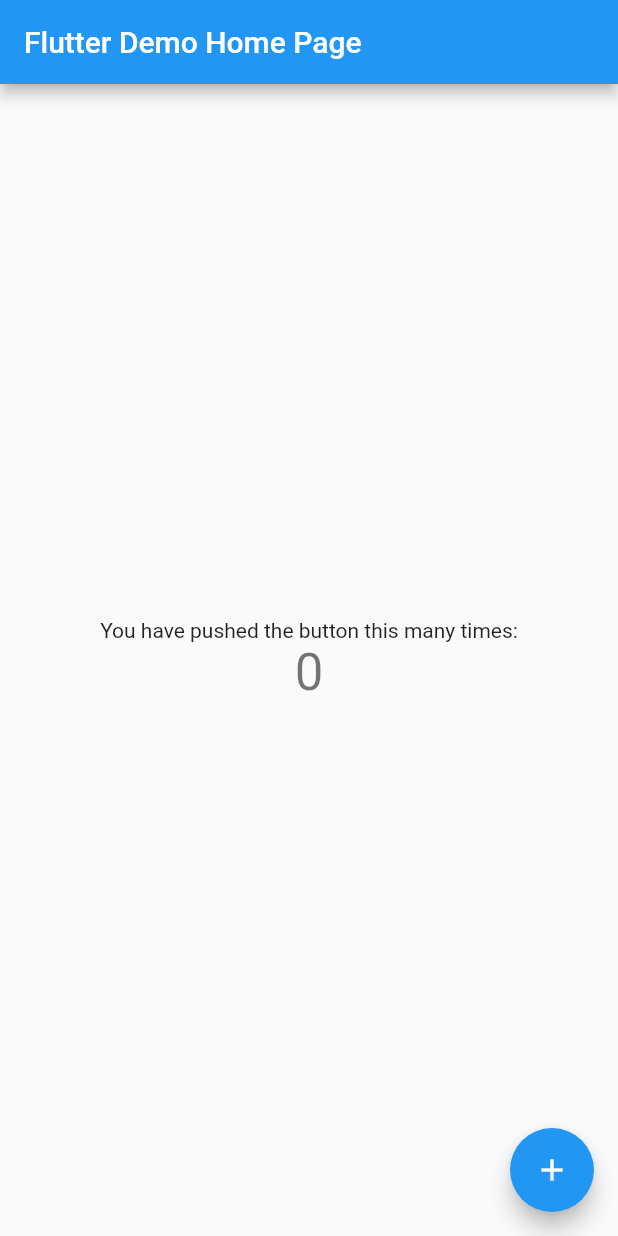
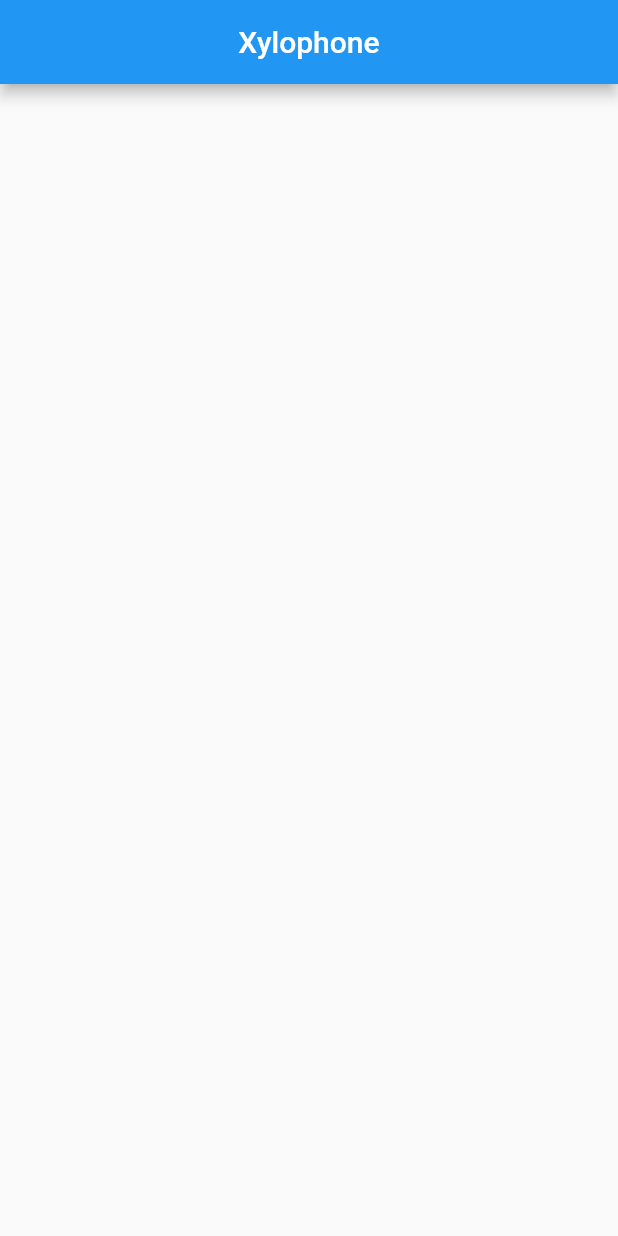
Before and after one commit to marufrobin/Xylophone, a Flutter app: the screen it shows after launch, on a phone screen of 412 x 824 dp. Run offline on Flutter 3.47's test engine with Material 2 defaults, Android fonts, the phone set to English and light mode, and no system bars.

Commit message:
adding title

```diff
--- a/lib/main.dart
+++ b/lib/main.dart
@@ -1,115 +1,19 @@
 import 'package:flutter/material.dart';
 
 void main() {
-  runApp(const MyApp());
+  runApp(Xylophone());
 }
 
-class MyApp extends StatelessWidget {
-  const MyApp({super.key});
-
-  // This widget is the root of your application.
+class Xylophone extends StatelessWidget {
   @override
   Widget build(BuildContext context) {
     return MaterialApp(
-      title: 'Flutter Demo',
-      theme: ThemeData(
-        // This is the theme of your application.
-        //
-        // Try running your application with "flutter run". You'll see the
-        // application has a blue toolbar. Then, without quitting the app, try
-        // changing the primarySwatch below to Colors.green and then invoke
-        // "hot reload" (press "r" in the console where you ran "flutter run",
-        // or simply save your changes to "hot reload" in a Flutter IDE).
-        // Notice that the counter didn't reset back to zero; the application
-        // is not restarted.
-        primarySwatch: Colors.blue,
+      home: Scaffold(
+        appBar: AppBar(
+          title: Text("Xylophone"),
+          centerTitle: true,
+        ),
       ),
-      home: const MyHomePage(title: 'Flutter Demo Home Page'),
     );
   }
 }
-
-class MyHomePage extends StatefulWidget {
-  const MyHomePage({super.key, required this.title});
-
-  // This widget is the home page of your application. It is stateful, meaning
-  // that it has a State object (defined below) that contains fields that affect
-  // how it looks.
-
-  // This class is the configuration for the state. It holds the values (in this
-  // case the title) provided by the parent (in this case the App widget) and
-  // used by the build method of the State. Fields in a Widget subclass are
-  // always marked "final".
-
-  final String title;
-
-  @override
-  State<MyHomePage> createState() => _MyHomePageState();
-}
-
-class _MyHomePageState extends State<MyHomePage> {
-  int _counter = 0;
-
-  void _incrementCounter() {
-    setState(() {
-      // This call to setState tells the Flutter framework that something has
-      // changed in this State, which causes it to rerun the build method below
-      // so that the display can reflect the updated values. If we changed
-      // _counter without calling setState(), then the build method would not be
-      // called again, and so nothing would appear to happen.
-      _counter++;
-    });
-  }
-
-  @override
-  Widget build(BuildContext context) {
-    // This method is rerun every time setState is called, for instance as done
-    // by the _incrementCounter method above.
-    //
-    // The Flutter framework has been optimized to make rerunning build methods
-    // fast, so that you can just rebuild anything that needs updating rather
-    // than having to individually change instances of widgets.
-    return Scaffold(
-      appBar: AppBar(
-        // Here we take the value from the MyHomePage object that was created by
-        // the App.build method, and use it to set our appbar title.
-        title: Text(widget.title),
-      ),
-      body: Center(
-        // Center is a layout widget. It takes a single child and positions it
-        // in the middle of the parent.
-        child: Column(
-          // Column is also a layout widget. It takes a list of children and
-          // arranges them vertically. By default, it sizes itself to fit its
-          // children horizontally, and tries to be as tall as its parent.
-          //
-          // Invoke "debug painting" (press "p" in the console, choose the
-          // "Toggle Debug Paint" action from the Flutter Inspector in Android
-          // Studio, or the "Toggle Debug Paint" command in Visual Studio Code)
-          // to see the wireframe for each widget.
-          //
-          // Column has various properties to control how it sizes itself and
-          // how it positions its children. Here we use mainAxisAlignment to
-          // center the children vertically; the main axis here is the vertical
-          // axis because Columns are vertical (the cross axis would be
-          // horizontal).
-          mainAxisAlignment: MainAxisAlignment.center,
-          children: <Widget>[
-            const Text(
-              'You have pushed the button this many times:',
-            ),
-            Text(
-              '$_counter',
-              style: Theme.of(context).textTheme.headline4,
-            ),
-          ],
-        ),
-      ),
-      floatingActionButton: FloatingActionButton(
-        onPressed: _incrementCounter,
-        tooltip: 'Increment',
-        child: const Icon(Icons.add),
-      ), // This trailing comma makes auto-formatting nicer for build methods.
-    );
-  }
-}
```
